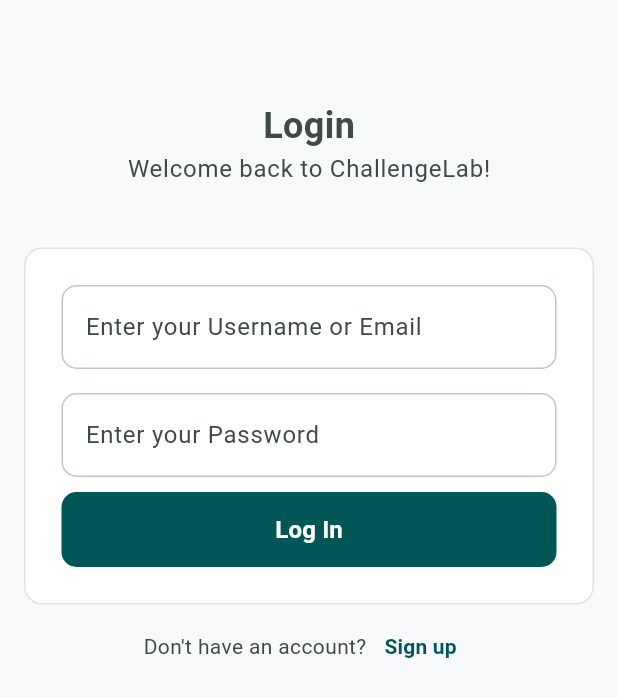
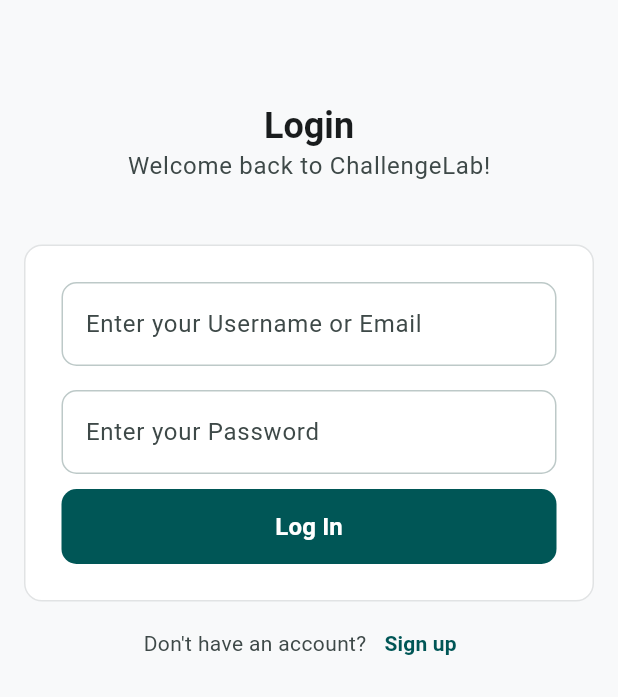
Before and after one commit to NixonSadique/challenge_lab_flutter, a Flutter app: the screen it shows after launch, after a tap on "Log In", on a phone screen of 412 x 824 dp. Shown: the part 273-970 px from the top of the screen. Run offline on Flutter 3.47's test engine with Material 3 defaults, Android fonts, the phone set to English and light mode, and no system bars; our stand-ins replace flutter_secure_storage, image_picker; accounts and stored records are empty; network calls fail.

Commit message:
feat: update UI with theme constants, integrate AppCardSurface and AppSectionTitle, and refactor styling across screens

```diff
--- a/lib/core/theme/app_theme.dart
+++ b/lib/core/theme/app_theme.dart
@@ -51,6 +51,9 @@
   static const Color difficultyAdvancedBg = Color(0xFFFCE8E6);
   static const Color difficultyAdvancedFg = Color(0xFFC5221F);
   static const Color difficultyAdvancedBorder = Color(0xFFFAD2CF);
+
+  static const Color roleProfessionalBg = Color(0xFFE2E2E5);
+  static const Color roleProfessionalFg = Color(0xFF636467);
 }
 
 class AppTheme {
--- a/lib/features/auth/presentation/screens/login_screen.dart
+++ b/lib/features/auth/presentation/screens/login_screen.dart
@@ -5,6 +5,8 @@
 import 'package:challenge_lab_flutter/features/home/presentation/screens/home_screen.dart';
 import 'package:challenge_lab_flutter/shared/widgets/app_button.dart';
 import 'package:challenge_lab_flutter/features/auth/presentation/widgets/auth_field.dart';
+import 'package:challenge_lab_flutter/shared/widgets/app_card_surface.dart';
+import 'package:challenge_lab_flutter/shared/widgets/app_section_title.dart';
 import 'package:flutter/material.dart';
 
 class LoginScreen extends StatefulWidget {
@@ -73,10 +75,7 @@
           child: Column(
             mainAxisSize: MainAxisSize.min,
             children: [
-              const Text(
-                "Login",
-                style: TextStyle(fontWeight: FontWeight.bold, fontSize: 24),
-              ),
+              const AppSectionTitle("Login"),
               Text(
                 "Welcome back to ChallengeLab!",
                 style: textTheme.bodyLarge?.copyWith(
@@ -84,13 +83,8 @@
                 ),
               ),
               const SizedBox(height: 40),
-              Container(
+              AppCardSurface(
                 padding: const EdgeInsets.all(24),
-                decoration: BoxDecoration(
-                  border: Border.all(color: AppColors.surfaceVariant),
-                  borderRadius: BorderRadius.circular(12),
-                  color: Theme.of(context).colorScheme.surface,
-                ),
                 child: Column(
                   children: [
                     AuthField(
@@ -131,9 +125,12 @@
                       minimumSize: Size.zero,
                       tapTargetSize: MaterialTapTargetSize.shrinkWrap,
                     ),
-                    child: const Text(
+                    child: Text(
                       "Sign up",
-                      style: TextStyle(fontWeight: FontWeight.bold),
+                      style: textTheme.labelLarge?.copyWith(
+                        fontWeight: FontWeight.bold,
+                        color: Theme.of(context).colorScheme.primary,
+                      ),
                     ),
                   ),
                 ],
--- a/lib/features/home/presentation/widgets/admin/user_management_table.dart
+++ b/lib/features/home/presentation/widgets/admin/user_management_table.dart
@@ -201,8 +201,8 @@
         textColor = AppColors.primary;
         break;
       case 'PROFESSIONAL':
-        bgColor = const Color(0xFFE2E2E5);
-        textColor = const Color(0xFF636467);
+        bgColor = AppColors.roleProfessionalBg;
+        textColor = AppColors.roleProfessionalFg;
         break;
       default:
         bgColor = AppColors.surfaceContainerHigh;
--- a/lib/features/home/presentation/widgets/home_app_bar.dart
+++ b/lib/features/home/presentation/widgets/home_app_bar.dart
@@ -24,13 +24,13 @@
           Container(
             padding: const EdgeInsets.symmetric(horizontal: 8, vertical: 2),
             decoration: BoxDecoration(
-              color: const Color(0xFFFFDFA0),
+              color: AppColors.winnerAccentSoft,
               borderRadius: BorderRadius.circular(50),
             ),
             child: Text(
               username.startsWith('@') ? username : '@$username',
               style: Theme.of(context).textTheme.labelLarge?.copyWith(
-                color: const Color(0xFF261A00),
+                color: AppColors.onTertiary,
                 fontWeight: FontWeight.bold,
               ),
             ),
--- a/lib/features/landing/screens/landing_page.dart
+++ b/lib/features/landing/screens/landing_page.dart
@@ -2,6 +2,7 @@
 import 'package:challenge_lab_flutter/features/auth/presentation/screens/login_screen.dart';
 import 'package:challenge_lab_flutter/features/auth/presentation/screens/register_screen.dart';
 import 'package:challenge_lab_flutter/shared/widgets/app_button.dart';
+import 'package:challenge_lab_flutter/shared/widgets/app_card_surface.dart';
 import 'package:challenge_lab_flutter/shared/widgets/outlined_app_button.dart';
 import 'package:flutter/material.dart';
 
@@ -23,20 +24,16 @@
               gradient: LinearGradient(
                 begin: Alignment.topCenter,
                 end: Alignment.bottomCenter,
-                colors: [Colors.white.withAlpha(10), AppColors.surface],
+                colors: [Colors.white.withValues(alpha: 0.1), AppColors.surface],
               ),
             ),
           ),
 
           Align(
             alignment: Alignment.bottomCenter,
-            child: Container(
+            child: AppCardSurface(
               margin: const EdgeInsets.symmetric(horizontal: 16, vertical: 40),
               padding: const EdgeInsets.all(24),
-              decoration: BoxDecoration(
-                color: AppColors.surface,
-                borderRadius: BorderRadius.circular(12),
-              ),
               child: Column(
                 mainAxisSize: MainAxisSize.min,
                 mainAxisAlignment: MainAxisAlignment.center,
@@ -44,7 +41,7 @@
                   Row(
                     mainAxisAlignment: MainAxisAlignment.center,
                     children: [
-                      Icon(
+                      const Icon(
                         Icons.science_rounded,
                         color: AppColors.primary,
                         size: 27,
```
Also changed, not shown: lib/features/home/presentation/widgets/admin/admin_action_area.dart (+5 -5 lines).
